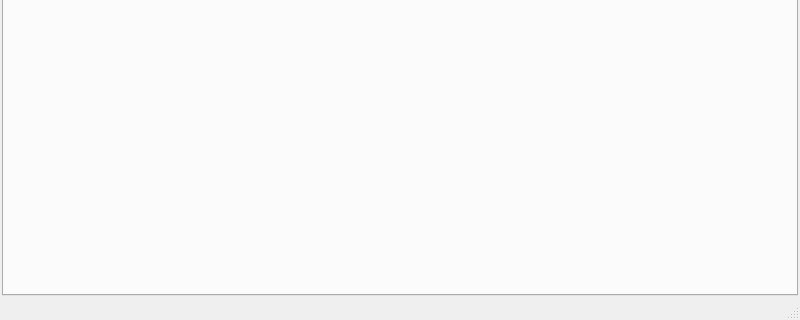
Qt form ui/aradomain.ui (berndhs/arado) before a commit; both pictures show x 0 to 800 and y 280 to 600 of the 800 by 600 pixel window.
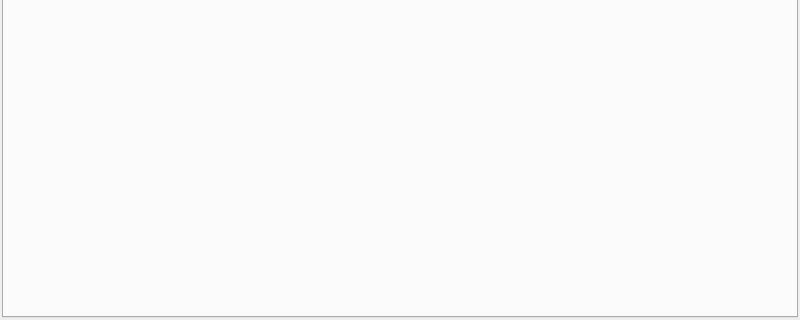
The same form after that commit.

The edit to the form file:
```diff
--- a/ui/aradomain.ui
+++ b/ui/aradomain.ui
@@ -75,7 +75,6 @@
    <addaction name="menuDevel"/>
    <addaction name="menuHelp"/>
   </widget>
-  <widget class="QStatusBar" name="statusbar"/>
   <action name="actionExit">
    <property name="text">
     <string>Exit</string>
```
Left out of the diff: 2 changed lines with no effect on the pictures. Lines whose indentation alone changed are shown as unchanged.
